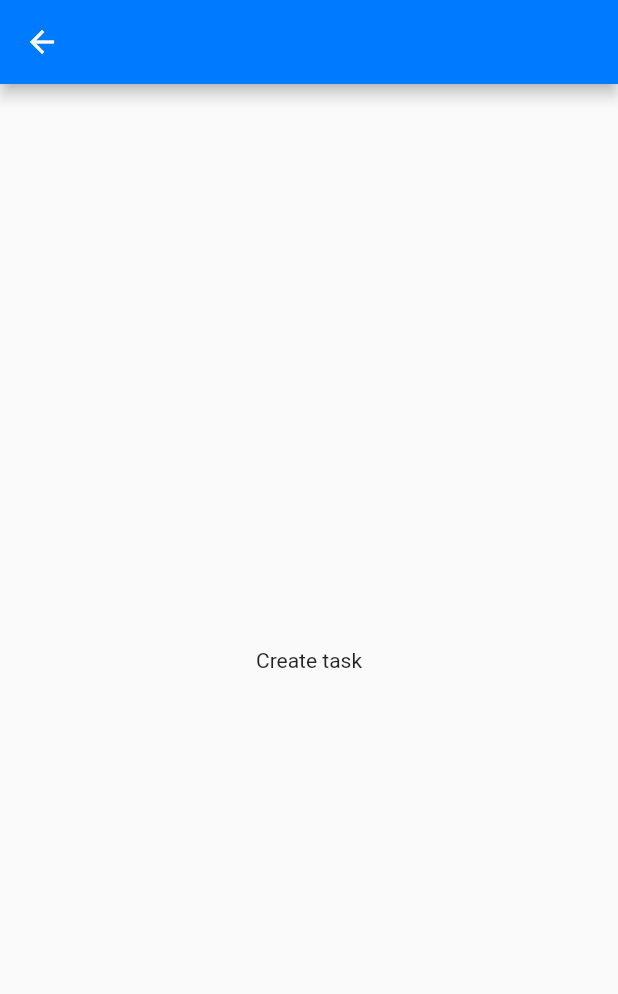
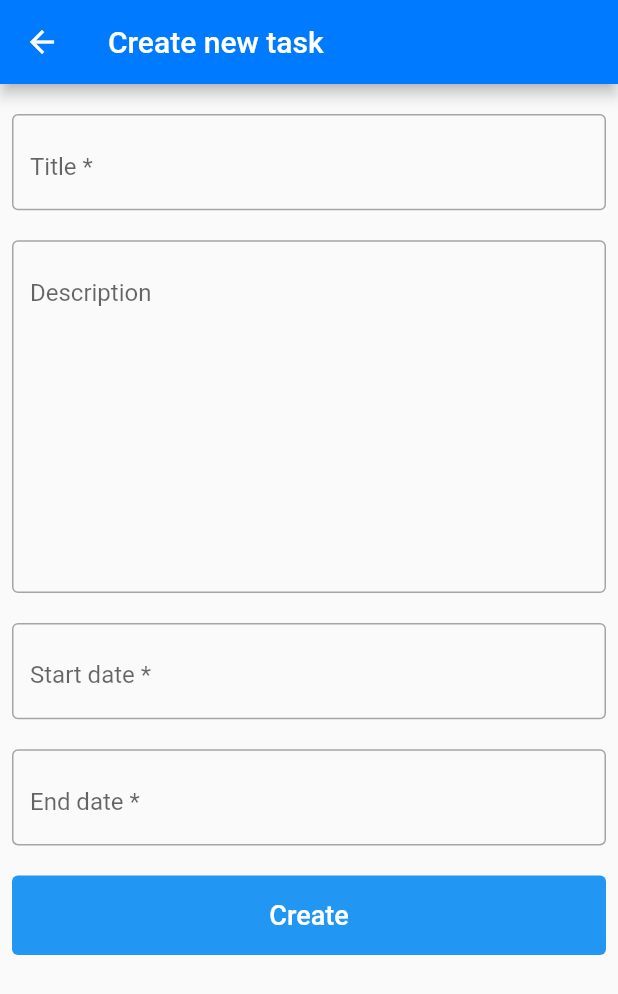
Before and after one commit to huyenph/todo_app, a Flutter app: the screen it shows after launch, after a tap on the "add" icon, on a phone screen of 412 x 824 dp. Shown: the top 994 px of the screen. Run offline on Flutter 3.47's test engine with Material 2 defaults, Android fonts, the phone set to English and light mode, and no system bars; our stand-ins replace equatable, flutter_bloc, get_it, hive, hive_flutter; accounts and stored records are empty.

Commit message:
create task module

```diff
--- /dev/null
+++ b/lib/src/blocs/create_task/create_task_bloc.dart
@@ -0,0 +1,28 @@
+import 'package:equatable/equatable.dart';
+import 'package:flutter_bloc/flutter_bloc.dart';
+import 'package:meta/meta.dart';
+import 'package:todo_app/src/domain/usecases/create_task_usecase.dart';
+
+part 'create_task_state.dart';
+
+part 'create_task_event.dart';
+
+class CreateTaskBloc extends Bloc<CreateTaskEvent, CreateTaskState> {
+  final CreateTaskUseCase _createTaskUseCase;
+
+  CreateTaskBloc(this._createTaskUseCase) : super(const InitialState()) {
+    on<OnDateChanged>(_onDateChanged);
+  }
+
+  @override
+  Future<void> close() {
+    return super.close();
+  }
+
+  void _onDateChanged(
+    OnDateChanged event,
+    Emitter<CreateTaskState> emitter,
+  ) {
+    emitter(OnDateChangedState(event.dateTime, event.isStartDate));
+  }
+}
--- /dev/null
+++ b/lib/src/blocs/create_task/create_task_event.dart
@@ -0,0 +1,19 @@
+part of 'create_task_bloc.dart';
+
+@immutable
+abstract class CreateTaskEvent extends Equatable {
+  const CreateTaskEvent();
+
+  @override
+  List<Object?> get props => [];
+}
+
+class OnDateChanged extends CreateTaskEvent {
+  final DateTime dateTime;
+  final bool isStartDate;
+
+  const OnDateChanged(this.dateTime, this.isStartDate);
+
+  @override
+  List<Object?> get props => [dateTime, isStartDate];
+}
--- /dev/null
+++ b/lib/src/blocs/create_task/create_task_state.dart
@@ -0,0 +1,23 @@
+part of 'create_task_bloc.dart';
+
+@immutable
+abstract class CreateTaskState extends Equatable {
+  const CreateTaskState();
+
+  @override
+  List<Object?> get props => [];
+}
+
+class InitialState extends CreateTaskState {
+  const InitialState();
+}
+
+class OnDateChangedState extends CreateTaskState {
+  final DateTime dateTime;
+  final bool isStartDate;
+
+  const OnDateChangedState(this.dateTime, this.isStartDate);
+
+  @override
+  List<Object?> get props => [dateTime, isStartDate];
+}
--- a/lib/src/config/route_generator.dart
+++ b/lib/src/config/route_generator.dart
@@ -18,7 +18,7 @@ class RouteGenerator {
       case '/incomplete':
         return CupertinoPageRoute(builder: (_) => const IncompleteScreen());
       case '/create-task':
-        return CupertinoPageRoute(builder: (_) => const CreateTaskScreen());
+        return CupertinoPageRoute(builder: (_) => const CreateTaskScreen(restorationId: 'create_task',));
       default:
         return _errorRoute();
     }
--- a/lib/src/di/dependent_injector.dart
+++ b/lib/src/di/dependent_injector.dart
@@ -3,4 +3,6 @@ part of 'injector_setup.dart';
 void setupDependent() {
   injector.registerSingleton<TodoRepository>(TodoRepositoryImpl());
   injector.registerSingleton<TodoUseCase>(TodoUseCase(injector()));
+  injector.registerSingleton<CreateTaskRepository>(CreateTaskRepositoryImpl());
+  injector.registerSingleton<CreateTaskUseCase>(CreateTaskUseCase(injector()));
 }
--- a/lib/src/di/injector_setup.dart
+++ b/lib/src/di/injector_setup.dart
@@ -1,8 +1,11 @@
 import 'package:get_it/get_it.dart';
 import 'package:hive_flutter/hive_flutter.dart';
+import 'package:todo_app/src/data/repositories/create_task_repository_impl.dart';
 import 'package:todo_app/src/data/repositories/todo_repository_impl.dart';
 import 'package:todo_app/src/domain/model/todo.dart';
+import 'package:todo_app/src/domain/repositories/create_task_repository.dart';
 import 'package:todo_app/src/domain/repositories/todo_repository.dart';
+import 'package:todo_app/src/domain/usecases/create_task_usecase.dart';
 import 'package:todo_app/src/domain/usecases/todo_usecase.dart';
 
 part 'independent_injector.dart';
--- /dev/null
+++ b/lib/src/domain/repositories/create_task_repository.dart
@@ -0,0 +1,5 @@
+import 'package:todo_app/src/domain/model/todo.dart';
+
+abstract class CreateTaskRepository {
+  Future<void> createTask(TodoAdapter todoAdapter);
+}
--- a/lib/src/domain/repositories/todo_repository.dart
+++ b/lib/src/domain/repositories/todo_repository.dart
@@ -1,8 +1,6 @@
 import 'package:todo_app/src/domain/model/todo.dart';
 
 abstract class TodoRepository {
-  Future<void> createTask(Todo todo);
-
   Future<List<Todo>> getAllTasks();
 
   Future<List<Todo>> getCompleteTasks();
--- /dev/null
+++ b/lib/src/domain/usecases/create_task_usecase.dart
@@ -0,0 +1,11 @@
+import 'package:todo_app/src/domain/model/todo.dart';
+import 'package:todo_app/src/domain/repositories/create_task_repository.dart';
+
+class CreateTaskUseCase {
+  final CreateTaskRepository _createTaskRepository;
+
+  const CreateTaskUseCase(this._createTaskRepository);
+
+  Future<void> createTask(TodoAdapter todoAdapter) =>
+      _createTaskRepository.createTask(todoAdapter);
+}
--- a/lib/src/domain/usecases/todo_usecase.dart
+++ b/lib/src/domain/usecases/todo_usecase.dart
@@ -6,8 +6,6 @@ class TodoUseCase {
 
   const TodoUseCase(this._todoRepository);
 
-  Future<void> createTask(Todo todo) => _todoRepository.createTask(todo);
-
   Future<List<Todo>> getAllTasks() => _todoRepository.getAllTasks();
 
   Future<List<Todo>> getCompleteTasks() => _todoRepository.getCompleteTasks();
--- a/lib/src/presentation/screens/create_task_screen.dart
+++ b/lib/src/presentation/screens/create_task_screen.dart
@@ -1,18 +1,137 @@
 import 'package:flutter/material.dart';
+import 'package:flutter_bloc/flutter_bloc.dart';
+import 'package:todo_app/src/blocs/create_task/create_task_bloc.dart';
 import 'package:todo_app/src/core/state/base_state.dart';
+import 'package:todo_app/src/di/injector_setup.dart';
+import 'package:todo_app/src/presentation/components/todo_button.dart';
+import 'package:todo_app/src/presentation/components/todo_text_field.dart';
 
 class CreateTaskScreen extends StatefulWidget {
-  const CreateTaskScreen({Key? key}) : super(key: key);
+  final String? restorationId;
+
+  const CreateTaskScreen({Key? key, this.restorationId}) : super(key: key);
 
   @override
   State<CreateTaskScreen> createState() => _CreateTaskScreenState();
 }
 
 class _CreateTaskScreenState extends BaseState<CreateTaskScreen> {
+  final _titleController = TextEditingController();
+  final _desController = TextEditingController();
+  final _startDateController = TextEditingController();
+  final _endDateController = TextEditingController();
+  final _formKey = GlobalKey<FormState>();
+
+  final RestorableDateTime _selectedDate = RestorableDateTime(DateTime.now());
+  DateTime? _startDate;
+  DateTime? _endDate;
+
   @override
   Widget buildBody() {
-    return const Center(
-      child: Text('Create task'),
+    return BlocProvider(
+      create: (_) => CreateTaskBloc(injector()),
+      child: BlocConsumer<CreateTaskBloc, CreateTaskState>(
+        listener: (context, state) {
+          if (state is OnDateChangedState) {
+            if (state.isStartDate) {
+              _startDate = state.dateTime;
+              if (_endDate != null && _startDate!.isAfter(_endDate!)) {
+                _endDate = _startDate;
+                _endDateController.text =
+                    '${_endDate!.day}/${_endDate!.month}/${_endDate!.year}';
+              }
+              _startDateController.text =
+                  '${_startDate!.day}/${_startDate!.month}/${_startDate!.year}';
+            } else {
+              _endDate = state.dateTime;
+              _endDateController.text =
+                  '${_endDate!.day}/${_endDate!.month}/${_endDate!.year}';
+            }
+          }
+        },
+        builder: (context, state) {
+          return Form(
+            key: _formKey,
+            child: SingleChildScrollView(
+              padding:
+                  const EdgeInsets.symmetric(vertical: 20.0, horizontal: 8.0),
+              child: Column(
+                children: [
+                  TodoTextField(
+                    controller: _titleController,
+                    hintText: 'Your task title',
+                    labelText: 'Title *',
+                  ),
+                  const SizedBox(height: 20.0),
+                  TodoTextField(
+                    controller: _desController,
+                    hintText: 'Your task description',
+                    labelText: 'Description',
+                    maxLines: 10,
+                    isRequired: false,
+                  ),
+                  const SizedBox(height: 20.0),
+                  TodoTextField(
+                    onTap: () => _onHandleDate(
+                      context,
+                      startDate: null,
+                      currentDate: _startDate,
+                    ),
+                    controller: _startDateController,
+                    hintText: 'DD/MM/YYYY',
+                    labelText: 'Start date *',
+                    isReadOnly: true,
+                  ),
+                  const SizedBox(height: 20.0),
+                  TodoTextField(
+                    onTap: () => _onHandleDate(
+                      context,
+                      startDate: _startDate,
+                      currentDate: _endDate,
+                      isStartDate: false,
+                    ),
+                    controller: _endDateController,
+                    hintText: 'DD/MM/YYYY',
+                    labelText: 'End date *',
+                    isReadOnly: true,
+                  ),
+                  const SizedBox(height: 20.0),
+                  TodoButton(onPressed: _onHandlePressed),
+                ],
+              ),
+            ),
+          );
+        },
+      ),
     );
   }
+
+  @override
+  String get appBarTitle => 'Create new task';
+
+  void _onHandleDate(
+    BuildContext context, {
+    DateTime? startDate,
+    DateTime? currentDate,
+    bool isStartDate = true,
+  }) async {
+    final DateTime? pickedDate = await showDatePicker(
+      context: context,
+      initialDate: startDate ?? DateTime.now(),
+      firstDate: startDate ?? DateTime.now(),
+      lastDate: DateTime(DateTime.now().year + 1),
+    );
+    if (pickedDate != null && pickedDate != currentDate) {
+      context
+          .read<CreateTaskBloc>()
+          .add(OnDateChanged(pickedDate, isStartDate));
+    }
+  }
+
+  void _onHandlePressed() {
+    if (_formKey.currentState!.validate()) {
+      print(
+          '${_titleController.text} - ${_desController.text} - ${_startDateController.text} - ${_endDateController.text}');
+    }
+  }
 }
```
Also changed, not shown: lib/src/data/repositories/create_task_repository_impl.dart (added, +10 -0 lines).
